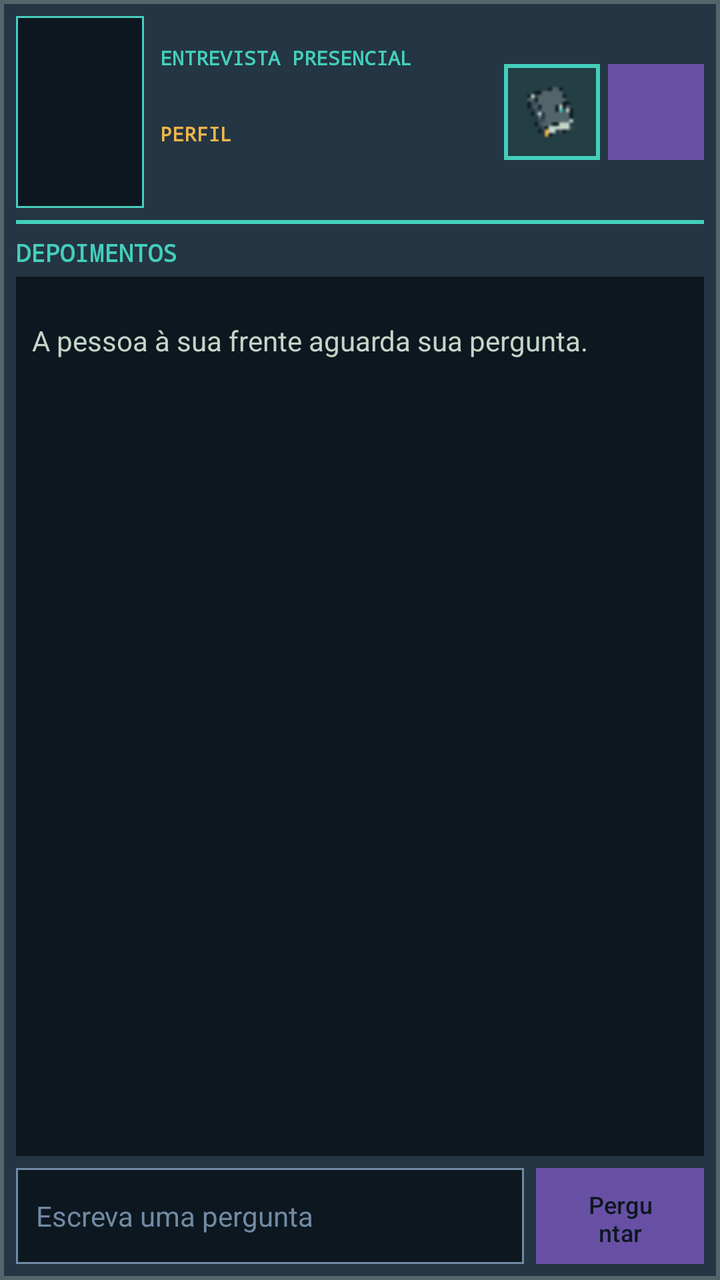
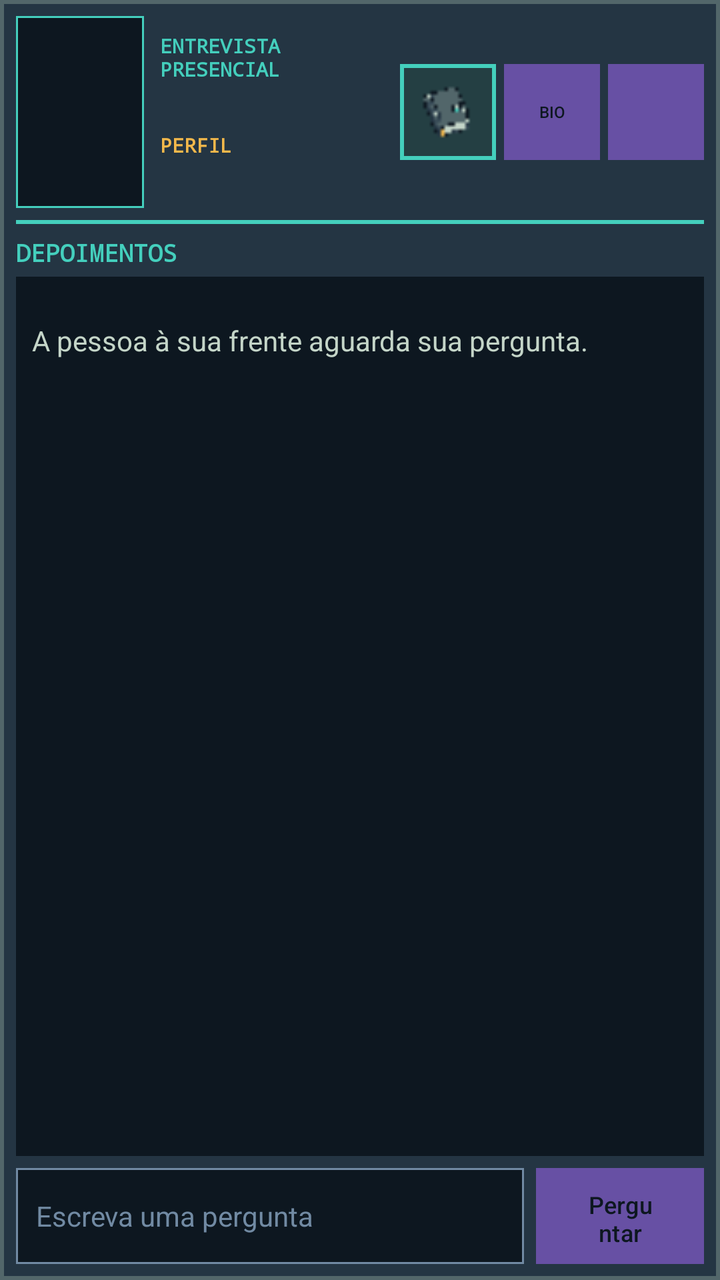

Two renders of the same Android screen: before a commit and after it. Below are the layout's source before the change and the commit's diff.
<!-- AndroidManifest.xml: application theme Theme.Marvel -->
<!-- res/layout/dialog_interview.xml -->
<?xml version="1.0" encoding="utf-8"?>
<LinearLayout xmlns:android="http://schemas.android.com/apk/res/android"
    android:id="@+id/interview_root"
    android:layout_width="match_parent"
    android:layout_height="match_parent"
    android:background="@drawable/interview_dialog_frame"
    android:descendantFocusability="afterDescendants"
    android:focusableInTouchMode="true"
    android:orientation="vertical"
    android:padding="8dp">

    <LinearLayout
        android:id="@+id/interview_identity"
        android:layout_width="match_parent"
        android:layout_height="wrap_content"
        android:gravity="center_vertical"
        android:orientation="horizontal"
        android:paddingBottom="6dp">

        <ImageView
            android:id="@+id/interview_portrait"
            android:layout_width="64dp"
            android:layout_height="96dp"
            android:background="@drawable/interview_portrait_frame"
            android:contentDescription="@string/interview_portrait_description"
            android:padding="1dp"
            android:scaleType="fitCenter" />

        <LinearLayout
            android:layout_width="0dp"
            android:layout_height="wrap_content"
            android:layout_marginStart="8dp"
            android:layout_weight="1"
            android:orientation="vertical">

            <TextView
                android:layout_width="match_parent"
                android:layout_height="wrap_content"
                android:fontFamily="monospace"
                android:text="@string/interview_scene_tag"
                android:textColor="#44CFBD"
                android:textSize="10sp"
                android:textStyle="bold" />

            <TextView
                android:id="@+id/interview_name"
                android:layout_width="match_parent"
                android:layout_height="wrap_content"
                android:ellipsize="end"
                android:fontFamily="monospace"
                android:maxLines="2"
                android:textColor="#C4D5C8"
                android:textSize="18sp"
                android:textStyle="bold" />

            <TextView
                android:layout_width="match_parent"
                android:layout_height="wrap_content"
                android:fontFamily="monospace"
                android:text="@string/interview_personality_tag"
                android:textColor="#F2B84B"
                android:textSize="10sp"
                android:textStyle="bold" />

            <TextView
                android:id="@+id/interview_personality"
                android:layout_width="match_parent"
                android:layout_height="wrap_content"
                android:ellipsize="end"
                android:maxLines="2"
                android:textColor="#C4D5C8"
                android:textSize="12sp" />
        </LinearLayout>

        <ImageButton
            android:id="@+id/interview_notebook"
            android:layout_width="48dp"
            android:layout_height="48dp"
            android:layout_marginStart="4dp"
            android:background="@drawable/hotbar_notebook_selector"
            android:contentDescription="@string/case_notebook_description"
            android:minWidth="48dp"
            android:minHeight="48dp"
            android:nextFocusForward="@id/interview_close"
            android:padding="10dp"
            android:scaleType="fitCenter"
            android:src="@drawable/ic_hotbar_notebook" />

        <Button
            android:id="@+id/interview_close"
            android:layout_width="48dp"
            android:layout_height="48dp"
            android:layout_marginStart="4dp"
            android:background="@drawable/interview_close_selector"
            android:contentDescription="@string/close"
            android:focusable="true"
            android:minWidth="48dp"
            android:minHeight="48dp"
            android:nextFocusForward="@id/interview_input"
            android:text="&#215;"
            android:textColor="#0D1720"
            android:textSize="24sp" />
    </LinearLayout>

    <View
        android:layout_width="match_parent"
        android:layout_height="2dp"
        android:background="#44CFBD" />

    <TextView
        android:id="@+id/interview_transcript_header"
        android:layout_width="match_parent"
        android:layout_height="wrap_content"
        android:fontFamily="monospace"
        android:paddingTop="6dp"
        android:paddingBottom="4dp"
        android:text="@string/interview_transcript_title"
        android:textColor="#44CFBD"
        android:textSize="12sp"
        android:textStyle="bold" />

    <ScrollView
        android:id="@+id/interview_transcript_scroll"
        android:layout_width="match_parent"
        android:layout_height="0dp"
        android:layout_weight="1"
        android:background="#0D1720"
        android:clipToPadding="false"
        android:fillViewport="true"
        android:focusable="false"
        android:minHeight="48dp"
        android:overScrollMode="ifContentScrolls">

        <LinearLayout
            android:id="@+id/interview_transcript"
            android:layout_width="match_parent"
            android:layout_height="wrap_content"
            android:orientation="vertical"
            android:padding="8dp">

            <TextView
                android:id="@+id/interview_transcript_empty"
                android:layout_width="match_parent"
                android:layout_height="wrap_content"
                android:gravity="center_vertical"
                android:minHeight="48dp"
                android:text="@string/chat_empty"
                android:textColor="#C4D5C8"
                android:textSize="14sp" />
        </LinearLayout>
    </ScrollView>

    <LinearLayout
        android:id="@+id/interview_status_panel"
        android:layout_width="match_parent"
        android:layout_height="wrap_content"
        android:layout_marginTop="6dp"
        android:background="@drawable/interview_status_frame"
        android:gravity="center_vertical"
        android:minHeight="32dp"
        android:orientation="horizontal"
        android:paddingStart="8dp"
        android:paddingEnd="8dp"
        android:visibility="gone">

        <View
            android:id="@+id/interview_status_marker"
            android:layout_width="8dp"
            android:layout_height="8dp"
            android:background="@drawable/interview_status_marker_selector"
            android:importantForAccessibility="no" />

        <TextView
            android:id="@+id/interview_status"
            android:layout_width="0dp"
            android:layout_height="wrap_content"
            android:layout_marginStart="8dp"
            android:layout_weight="1"
            android:accessibilityLiveRegion="polite"
            android:paddingTop="4dp"
            android:paddingBottom="4dp"
            android:textColor="#F2B84B"
            android:textSize="12sp" />
    </LinearLayout>

    <LinearLayout
        android:layout_width="match_parent"
        android:layout_height="48dp"
        android:layout_marginTop="6dp"
        android:gravity="center_vertical"
        android:orientation="horizontal">

        <EditText
            android:id="@+id/interview_input"
            android:layout_width="0dp"
            android:layout_height="48dp"
            android:layout_weight="1"
            android:background="@drawable/interview_input_frame"
            android:hint="@string/chat_input_hint"
            android:imeOptions="actionSend|flagNoExtractUi"
            android:inputType="textCapSentences|textMultiLine"
            android:maxLines="2"
            android:minHeight="48dp"
            android:minWidth="88dp"
            android:nextFocusForward="@id/interview_send"
            android:paddingStart="10dp"
            android:paddingEnd="10dp"
            android:textColor="#C4D5C8"
            android:textColorHint="#718AA3"
            android:textSize="14sp" />

        <Button
            android:id="@+id/interview_send"
            android:layout_width="84dp"
            android:layout_height="48dp"
            android:layout_marginStart="6dp"
            android:background="@drawable/interview_send_selector"
            android:minWidth="48dp"
            android:minHeight="48dp"
            android:nextFocusForward="@id/interview_retry"
            android:text="@string/interview_ask"
            android:textAllCaps="false"
            android:textColor="#0D1720"
            android:textSize="12sp" />

        <Button
            android:id="@+id/interview_retry"
            android:layout_width="96dp"
            android:layout_height="48dp"
            android:layout_marginStart="4dp"
            android:background="@drawable/interview_retry_selector"
            android:minWidth="48dp"
            android:minHeight="48dp"
            android:nextFocusForward="@id/interview_close"
            android:text="@string/retry"
            android:textAllCaps="false"
            android:textColor="#0D1720"
            android:textSize="11sp"
            android:visibility="gone" />
    </LinearLayout>
</LinearLayout>
<!-- resources referenced by this layout -->
<resources>
  <!-- drawable interview_dialog_frame (drawable) -->
  <?xml version="1.0" encoding="utf-8"?>
  <shape xmlns:android="http://schemas.android.com/apk/res/android" android:shape="rectangle">
      <solid android:color="#243543" />
      <stroke android:width="2dp" android:color="#52666A" />
      <corners android:radius="0dp" />
  </shape>
  <!-- drawable interview_input_frame (drawable) -->
  <?xml version="1.0" encoding="utf-8"?>
  <selector xmlns:android="http://schemas.android.com/apk/res/android">
      <item android:state_focused="true">
          <shape android:shape="rectangle">
              <solid android:color="#0D1720" />
              <stroke android:width="2dp" android:color="#F2B84B" />
              <corners android:radius="0dp" />
          </shape>
      </item>
      <item>
          <shape android:shape="rectangle">
              <solid android:color="#0D1720" />
              <stroke android:width="1dp" android:color="#718AA3" />
              <corners android:radius="0dp" />
          </shape>
      </item>
  </selector>
  <!-- drawable interview_portrait_frame (drawable) -->
  <?xml version="1.0" encoding="utf-8"?>
  <shape xmlns:android="http://schemas.android.com/apk/res/android" android:shape="rectangle">
      <solid android:color="#0D1720" />
      <stroke android:width="1dp" android:color="#44CFBD" />
      <corners android:radius="0dp" />
  </shape>
  <!-- drawable interview_status_marker_selector (drawable) -->
  <?xml version="1.0" encoding="utf-8"?>
  <selector xmlns:android="http://schemas.android.com/apk/res/android">
      <item android:state_selected="true">
          <shape android:shape="rectangle">
              <solid android:color="#F2B84B" />
              <stroke android:width="1dp" android:color="#44CFBD" />
              <corners android:radius="0dp" />
          </shape>
      </item>
      <item>
          <shape android:shape="rectangle">
              <solid android:color="#E4675D" />
              <corners android:radius="0dp" />
          </shape>
      </item>
  </selector>
  <string name="case_notebook_description">Abrir caderno do caso</string>
  <string name="chat_empty">A pessoa à sua frente aguarda sua pergunta.</string>
  <string name="chat_input_hint">Escreva uma pergunta</string>
  <string name="close">Fechar</string>
  <string name="interview_ask">Perguntar</string>
  <string name="interview_personality_tag">PERFIL</string>
  <string name="interview_portrait_description">Retrato de %1$s</string>
  <string name="interview_scene_tag">ENTREVISTA PRESENCIAL</string>
  <string name="interview_transcript_title">DEPOIMENTOS</string>
  <string name="retry">Tentar novamente</string>
  <style name="Theme.Marvel" parent="Base.Theme.Marvel" />
  <style name="Base.Theme.Marvel" parent="Theme.Material3.DayNight.NoActionBar">
          
          
      </style>
  <!-- unchanged entries left out for length: 6 -->
</resources>

<!-- the commit's change to res/layout/dialog_interview.xml (unified diff, before → after) -->
@@ -85,6 +85,25 @@
             android:padding="10dp"
             android:scaleType="fitCenter"
             android:src="@drawable/ic_hotbar_notebook" />
+
+        <Button
+            android:id="@+id/interview_profile"
+            android:layout_width="48dp"
+            android:layout_height="48dp"
+            android:layout_marginStart="4dp"
+            android:background="@drawable/profile_button_selector"
+            android:backgroundTint="@null"
+            android:contentDescription="@string/comic_vine_open_profile"
+            android:minWidth="48dp"
+            android:minHeight="48dp"
+            android:nextFocusForward="@id/interview_profile"
+            android:text="@string/comic_vine_profile_short"
+            android:textAllCaps="false"
+            android:textColor="#0D1720"
+            android:textSize="8sp"
+            android:paddingStart="0dp"
+            android:paddingEnd="0dp"
+            android:stateListAnimator="@null" />
 
         <Button
             android:id="@+id/interview_close"
<!-- resource entries referenced after the edit -->
@@ -49,10 +49,20 @@
           </shape>
       </item>
   </selector>
+  <!-- drawable profile_button_selector (drawable) -->
+  <?xml version="1.0" encoding="utf-8"?>
+  <selector xmlns:android="http://schemas.android.com/apk/res/android">
+      <item android:state_pressed="true"><shape android:shape="rectangle"><solid android:color="#F2B84B"/><stroke android:width="2dp" android:color="#C4D5C8"/></shape></item>
+      <item android:state_focused="true"><shape android:shape="rectangle"><solid android:color="#44CFBD"/><stroke android:width="2dp" android:color="#C4D5C8"/></shape></item>
+      <item android:state_selected="true"><shape android:shape="rectangle"><solid android:color="#44CFBD"/><stroke android:width="2dp" android:color="#F2B84B"/></shape></item>
+      <item><shape android:shape="rectangle"><solid android:color="#C4D5C8"/><stroke android:width="1dp" android:color="#52666A"/></shape></item>
+  </selector>
   <string name="case_notebook_description">Abrir caderno do caso</string>
   <string name="chat_empty">A pessoa à sua frente aguarda sua pergunta.</string>
   <string name="chat_input_hint">Escreva uma pergunta</string>
   <string name="close">Fechar</string>
+  <string name="comic_vine_open_profile">Abrir perfil de %1$s</string>
+  <string name="comic_vine_profile_short">BIO</string>
   <string name="interview_ask">Perguntar</string>
   <string name="interview_personality_tag">PERFIL</string>
   <string name="interview_portrait_description">Retrato de %1$s</string>
